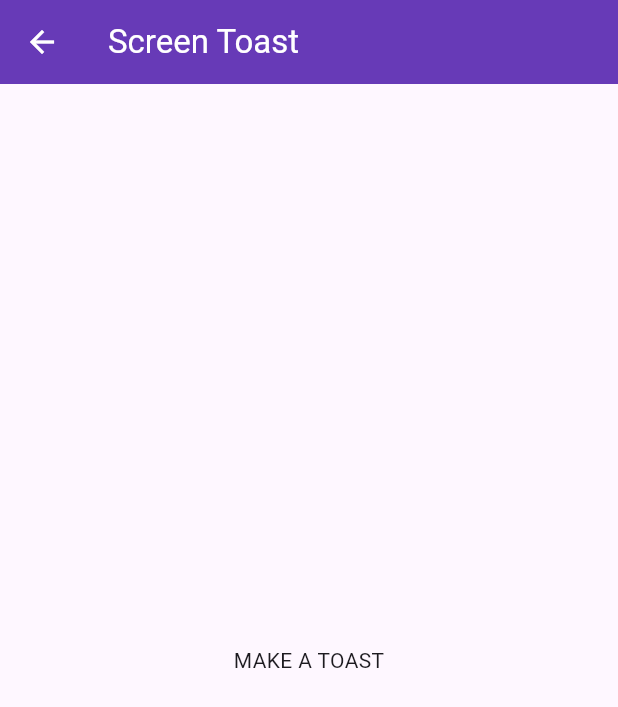
After one commit to Morg-2025/flutter_components, a Flutter app: the screen it shows after launch, after a tap on "ScreenToast", on a phone screen of 412 x 824 dp. The commit adds this screen. Shown: the top 707 px of the screen. Run offline on Flutter 3.47's test engine with Material 3 defaults, Android fonts, the phone set to English and light mode, and no system bars; our stand-ins replace flutter_form_builder, fluttertoast.

Commit message:
3 changed

```diff
--- a/lib/Screens/screen_container.dart
+++ b/lib/Screens/screen_container.dart
@@ -1,7 +1,8 @@
 import 'package:flutter/material.dart';
-import 'package:flutter_components/Screens/text_screen.dart';
 
 class ScreenContainer extends StatelessWidget {
+  const ScreenContainer({super.key});
+
   @override
   Widget build(BuildContext context) {
     return Scaffold(
--- /dev/null
+++ b/lib/Screens/screen_toast.dart
@@ -0,0 +1,45 @@
+import 'package:flutter/material.dart';
+import 'package:fluttertoast/fluttertoast.dart';
+
+class ScreenToast extends StatefulWidget {
+  const ScreenToast({super.key});
+
+  @override
+  State<ScreenToast> createState() => _ScreenToastState();
+}
+
+class _ScreenToastState extends State<ScreenToast> {
+  @override
+  Widget build(BuildContext context) {
+    return Scaffold(
+      appBar: AppBar(title: Text("Screen Toast")),
+      body: Column(
+        mainAxisAlignment: MainAxisAlignment.center,
+        //crossAxisAlignment: CrossAxisAlignment.center,
+children: [
+  InkWell(
+    onTap: (){
+makeToast();
+    },
+    child: Center(
+      child: Text("MAKE A TOAST"),
+  ),
+  ),
+  ]
+      ),
+    );
+  }
+
+  void makeToast() {
+    print("making toast");
+    Fluttertoast.showToast(
+        msg: "This is Center Short Toast",
+        toastLength: Toast.LENGTH_SHORT,
+        gravity: ToastGravity.CENTER,
+        timeInSecForIosWeb: 1,
+        backgroundColor: Colors.red,
+        textColor: Colors.white,
+        fontSize: 16.0
+    );
+  }
+}
--- a/lib/main.dart
+++ b/lib/main.dart
@@ -6,6 +6,7 @@ import 'Screens/screen_form.dart';
 import 'Screens/screen_images.dart';
 import 'Screens/screen_lists.dart';
 import 'Screens/screen_rows.dart';
+import 'Screens/screen_toast.dart';
 import 'Screens/text_screen.dart';
 import 'Screens/screen_padding.dart';
 
@@ -88,7 +89,8 @@ class _MyHomePageState extends State<MyHomePage> {
             dense: true,
             title: Text("ScreenRow"),
             subtitle: Text("Introduction to screen rows"),
-            leading: Icon(Icons.star),
+            leading: Icon(Icons.view_column_outlined),
+            trailing: Icon(Icons.chevron_right),
             onTap: () => {
               Navigator.push(
                 context,
@@ -122,6 +124,19 @@ class _MyHomePageState extends State<MyHomePage> {
           ),
           ListTile(
             dense: true,
+            title: Text("ScreenToast"),
+            subtitle: Text("Introduction to Screen toast"),
+            trailing: Icon(Icons.chevron_right),
+            leading: Icon(Icons.account_circle),
+            onTap: () => {
+              Navigator.push(
+                context,
+                MaterialPageRoute(builder: (context) => ScreenToast()),
+              ),
+            },
+          ),
+          ListTile(
+            dense: true,
             title: Text("ImageScreen"),
             subtitle: Text("Introduction to images"),
             leading: Icon(Icons.account_circle),
@@ -131,17 +146,19 @@ class _MyHomePageState extends State<MyHomePage> {
                 MaterialPageRoute(builder: (context) => ScreenImages()),
               ),
             },
-          ), ListTile(
+          ),
+          ListTile(
             dense: true,
             title: Text("Form"),
             subtitle: Text("Introduction to flutter forms"),
             leading: Icon(Icons.star),
-            onTap: () => {
+            onTap: () =>
+            {
               Navigator.push(
                 context,
                 MaterialPageRoute(builder: (context) => ScreenForm()),
               ),
-            },
+            }
           ),
         ],
       ),
--- a/pubspec.yaml
+++ b/pubspec.yaml
@@ -37,6 +37,7 @@ dependencies:
   # The following adds the Cupertino Icons font to your application.
   # Use with the CupertinoIcons class for iOS style icons.
   cupertino_icons: ^1.0.8
+  fluttertoast: ^9.0.0
 
 dev_dependencies:
   flutter_test:
```
Also changed, not shown: lib/Screens/screen_form.dart (+17 -19 lines), pubspec.lock.
